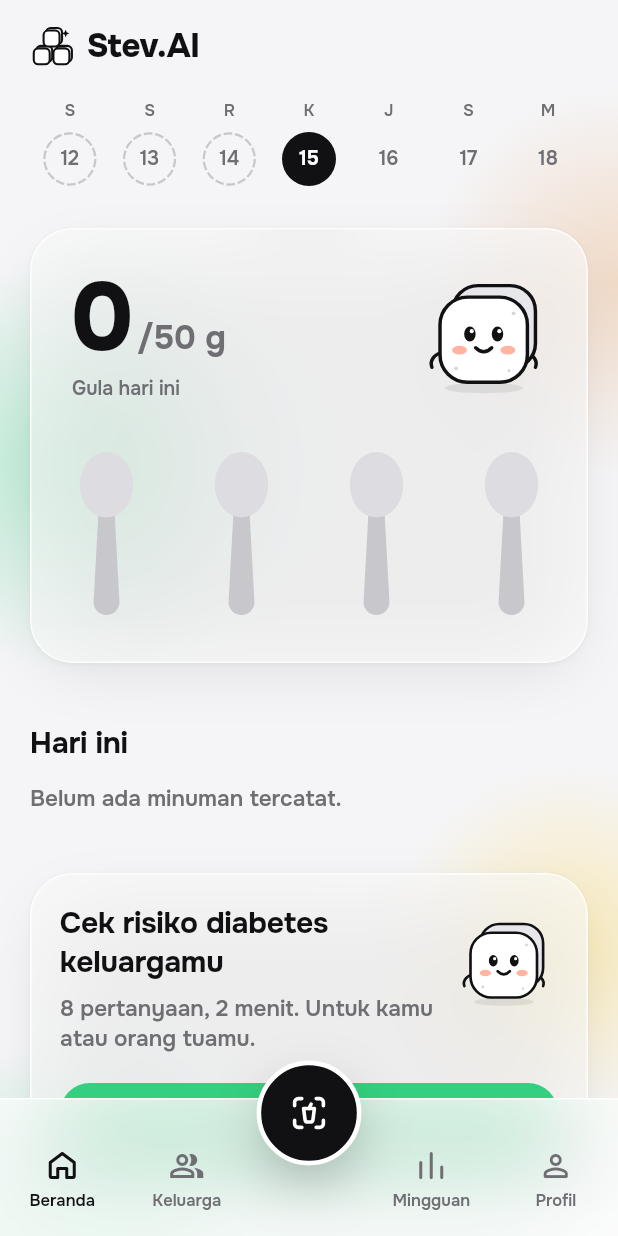
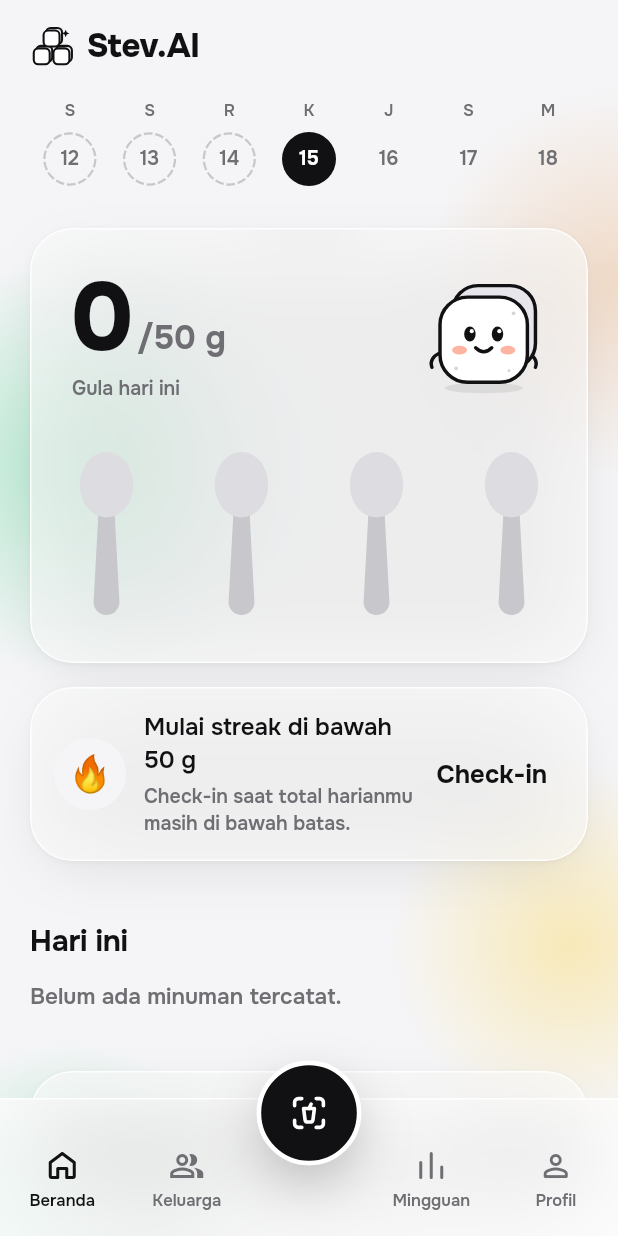
Before and after one commit to danariqbalabi/Stev.AI, a Flutter app: the WeeklyScreen screen opened by its route, after a tap on "Beranda", on a phone screen of 412 x 824 dp. Run offline on Flutter 3.47's test engine with Material 3 defaults, Android fonts, the phone set to English and light mode, and no system bars; our stand-ins replace camera, flutter_local_notifications, flutter_svg, go_router, image_picker, share_plus and 3 more; accounts and stored records are empty.

Commit message:
feat: add under-limit daily streak

```diff
--- a/lib/features/dashboard/presentation/dashboard_screen.dart
+++ b/lib/features/dashboard/presentation/dashboard_screen.dart
@@ -37,6 +37,11 @@ class _DashboardScreenState extends State<DashboardScreen>
   DateTime? _selectedDate;
   StoredDrinkLog? _selectedDayLog;
   bool _loadingDay = false;
+  UnderLimitStreak _streak = const UnderLimitStreak(
+    days: 0,
+    todayActive: false,
+  );
+  var _streakRequest = 0;
 
   @override
   void initState() {
@@ -62,6 +67,7 @@ class _DashboardScreenState extends State<DashboardScreen>
       _drinkLogController = controller;
       _selectedDate = controller.currentDate;
     }
+    unawaited(_refreshStreak());
     final event = controller.takePendingLoggedEvent();
     if (event != null) {
       _flightSelection = event.selection;
@@ -104,6 +110,23 @@ class _DashboardScreenState extends State<DashboardScreen>
   Future<void> _loadProfile() async {
     final profile = await OnboardingPreferences.readProfile();
     if (mounted) setState(() => _profile = profile);
+  }
+
+  Future<void> _refreshStreak() async {
+    final controller = _drinkLogController;
+    if (controller == null) return;
+    final request = ++_streakRequest;
+    final streak = await controller.loadUnderLimitStreak();
+    if (!mounted || request != _streakRequest) return;
+    setState(() => _streak = streak);
+  }
+
+  Future<void> _checkIn() async {
+    final controller = _drinkLogController;
+    if (controller == null) return;
+    controller.checkIn();
+    await controller.flush();
+    await _refreshStreak();
   }
 
   bool _isSameDay(DateTime first, DateTime second) =>
@@ -235,6 +258,15 @@ class _DashboardScreenState extends State<DashboardScreen>
                         ),
                         const SizedBox(height: StevSpace.s5),
                         DailySugarCard(totalGrams: displayedTotal),
+                        if (showingToday) ...[
+                          const SizedBox(height: StevSpace.s4),
+                          _UnderLimitStreakCard(
+                            streak: _streak,
+                            checkedIn: drinkLog.checkedInToday,
+                            totalGrams: drinkLog.totalGrams,
+                            onCheckIn: _checkIn,
+                          ),
+                        ],
                         const SizedBox(height: StevSpace.s10),
                         Text(
                           _dayHeading(selectedDate, drinkLog.currentDate),
@@ -311,6 +343,86 @@ class _DashboardScreenState extends State<DashboardScreen>
         onScan: () => context.push('/scan'),
         onWeekly: () => context.go('/weekly'),
         onProfile: () => context.go('/profile'),
+      ),
+    );
+  }
+}
+
+class _UnderLimitStreakCard extends StatelessWidget {
+  const _UnderLimitStreakCard({
+    required this.streak,
+    required this.checkedIn,
+    required this.totalGrams,
+    required this.onCheckIn,
+  });
+
+  final UnderLimitStreak streak;
+  final bool checkedIn;
+  final double totalGrams;
+  final VoidCallback onCheckIn;
+
+  @override
+  Widget build(BuildContext context) {
+    final isUnderLimit = totalGrams <= 50;
+    return GlassCard(
+      key: const ValueKey('underLimitStreakCard'),
+      padding: const EdgeInsets.all(StevSpace.s4),
+      child: Row(
+        children: [
+          Container(
+            width: 48,
+            height: 48,
+            decoration: BoxDecoration(
+              color: streak.todayActive
+                  ? StevColors.leaf.withValues(alpha: 0.16)
+                  : StevColors.canvas,
+              shape: BoxShape.circle,
+            ),
+            child: Center(
+              child: Text(
+                '🔥',
+                style: TextStyle(
+                  fontSize: 24,
+                  color: streak.todayActive ? null : StevColors.ink3,
+                ),
+              ),
+            ),
+          ),
+          const SizedBox(width: StevSpace.s3),
+          Expanded(
+            child: Column(
+              crossAxisAlignment: CrossAxisAlignment.start,
+              children: [
+                Text(
+                  streak.todayActive
+                      ? '${streak.days} hari di bawah 50 g'
+                      : checkedIn && !isUnderLimit
+                      ? 'Streak belum aktif'
+                      : streak.days > 0
+                      ? 'Lanjutkan streak ${streak.days} hari'
+                      : 'Mulai streak di bawah 50 g',
+                  key: const ValueKey('underLimitStreakTitle'),
+                  style: StevType.label,
+                ),
+                const SizedBox(height: StevSpace.s1),
+                Text(
+                  checkedIn
+                      ? isUnderLimit
+                            ? 'Check-in hari ini berhasil.'
+                            : 'Total hari ini melewati batas 50 g.'
+                      : 'Check-in saat total harianmu masih di bawah batas.',
+                  style: StevType.caption.copyWith(color: StevColors.ink2),
+                ),
+              ],
+            ),
+          ),
+          if (!checkedIn)
+            TextButton(
+              key: const ValueKey('dailySugarCheckInButton'),
+              onPressed: onCheckIn,
+              child: const Text('Check-in'),
+            ),
+        ],
       ),
     );
   }
--- a/lib/features/drinks/application/drink_log_controller.dart
+++ b/lib/features/drinks/application/drink_log_controller.dart
@@ -17,18 +17,27 @@ class LoggedDrinkEvent {
   final double previousTotalGrams;
 }
 
+class UnderLimitStreak {
+  const UnderLimitStreak({required this.days, required this.todayActive});
+
+  final int days;
+  final bool todayActive;
+}
+
 class DrinkLogController extends ChangeNotifier {
   DrinkLogController({Iterable<DrinkSelection> initialEntries = const []})
     : _entries = List.of(initialEntries),
       _preferences = null,
       _today = null,
-      _savedGrams = 0;
+      _savedGrams = 0,
+      _checkedIn = false;
 
   DrinkLogController._persistent(
     Iterable<DrinkSelection> initialEntries,
     this._preferences,
     this._today,
     this._savedGrams,
+    this._checkedIn,
   ) : _entries = List.of(initialEntries);
 
   static const demoEntries = <DrinkSelection>[
@@ -59,6 +68,7 @@ class DrinkLogController extends ChangeNotifier {
       storage,
       today,
       savedGrams,
+      storedDay?.checkedIn ?? false,
     );
   }
 
@@ -66,6 +76,7 @@ class DrinkLogController extends ChangeNotifier {
   final DrinkLogPreferences? _preferences;
   final DateTime? _today;
   double _savedGrams;
+  bool _checkedIn;
   LoggedDrinkEvent? _pendingLoggedEvent;
   Future<void> _pendingWrite = Future.value();
 
@@ -76,6 +87,8 @@ class DrinkLogController extends ChangeNotifier {
       _entries.fold(0, (total, selection) => total + selection.grams);
 
   double get savedGrams => _savedGrams;
+
+  bool get checkedInToday => _checkedIn;
 
   DateTime get currentDate => _today ?? DateTime.now();
 
@@ -122,6 +135,13 @@ class DrinkLogController extends ChangeNotifier {
     notifyListeners();
   }
 
+  void checkIn() {
+    if (_checkedIn) return;
+    _checkedIn = true;
+    _persist();
+    notifyListeners();
+  }
+
   Future<void> flush() => _pendingWrite;
 
   Future<StoredDrinkLog?> loadDay(DateTime date) async {
@@ -134,10 +154,38 @@ class DrinkLogController extends ChangeNotifier {
           current.month == date.month &&
           current.day == date.day;
       return isCurrentDay
-          ? StoredDrinkLog(entries: _entries, savedGrams: _savedGrams)
+          ? StoredDrinkLog(
+              entries: _entries,
+              savedGrams: _savedGrams,
+              checkedIn: _checkedIn,
+            )
           : null;
     }
     return preferences.readDay(date);
+  }
+
+  Future<UnderLimitStreak> loadUnderLimitStreak({DateTime? anchor}) async {
+    await _pendingWrite;
+    final target = anchor ?? currentDate;
+    var cursor = DateTime(target.year, target.month, target.day);
+    final todayLog = await loadDay(cursor);
+    final todayCheckedIn = todayLog?.checkedIn ?? false;
+    final todayActive =
+        todayCheckedIn && (todayLog?.totalGrams ?? double.infinity) <= 50;
+
+    if (todayCheckedIn && !todayActive) {
+      return const UnderLimitStreak(days: 0, todayActive: false);
+    }
+    if (!todayCheckedIn) cursor = cursor.subtract(const Duration(days: 1));
+
+    var days = 0;
+    for (var inspected = 0; inspected < 366; inspected++) {
+      final log = await loadDay(cursor);
+      if (log == null || !log.checkedIn || log.totalGrams > 50) break;
+      days++;
+      cursor = cursor.subtract(const Duration(days: 1));
+    }
+    return UnderLimitStreak(days: days, todayActive: todayActive);
   }
 
   Future<WeeklySugarSummary> loadWeeklySummary({DateTime? anchor}) async {
@@ -185,7 +233,12 @@ class DrinkLogController extends ChangeNotifier {
     final savedSnapshot = _savedGrams;
     _pendingWrite = _pendingWrite
         .then(
-          (_) => preferences.write(today, snapshot, savedGrams: savedSnapshot),
+          (_) => preferences.write(
+            today,
+            snapshot,
+            savedGrams: savedSnapshot,
+            checkedIn: _checkedIn,
+          ),
         )
         .onError((_, _) {});
   }
--- a/lib/features/drinks/data/drink_log_preferences.dart
+++ b/lib/features/drinks/data/drink_log_preferences.dart
@@ -9,10 +9,12 @@ class StoredDrinkLog {
   StoredDrinkLog({
     required Iterable<DrinkSelection> entries,
     required this.savedGrams,
+    this.checkedIn = false,
   }) : entries = List.unmodifiable(entries);
 
   final List<DrinkSelection> entries;
   final double savedGrams;
+  final bool checkedIn;
 
   double get totalGrams =>
       entries.fold(0, (total, selection) => total + selection.grams);
@@ -81,7 +83,12 @@ class DrinkLogPreferences {
         final selection = _selectionFromJson(Map<String, Object?>.from(value));
         if (selection != null) entries.add(selection);
       }
-      return StoredDrinkLog(entries: entries, savedGrams: savedGrams);
+      final checkedIn = decoded is Map && decoded['checkedIn'] == true;
+      return StoredDrinkLog(
+        entries: entries,
+        savedGrams: savedGrams,
+        checkedIn: checkedIn,
+      );
     } catch (_) {
       return null;
     }
@@ -91,12 +98,14 @@ class DrinkLogPreferences {
     DateTime date,
     Iterable<DrinkSelection> entries, {
     double savedGrams = 0,
+    bool checkedIn = false,
   }) async {
     final preferences = await SharedPreferences.getInstance();
     final normalizedDate = _formatDate(date);
     final encoded = jsonEncode({
       'entries': entries.map(_selectionToJson).toList(),
       'savedGrams': savedGrams.clamp(0, double.infinity),
+      'checkedIn': checkedIn,
     });
     await preferences.setString(_keyFor(date), encoded);
     await preferences.setString(lastActiveDateKey, normalizedDate);
```
Also changed, not shown: 1 other file.
